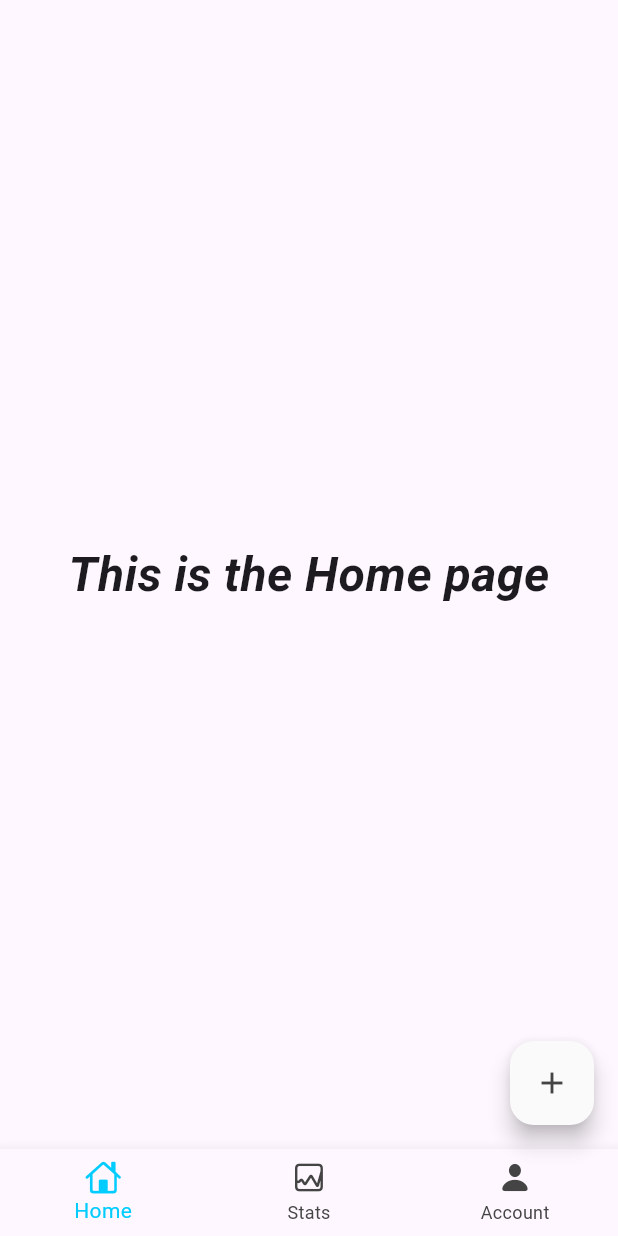
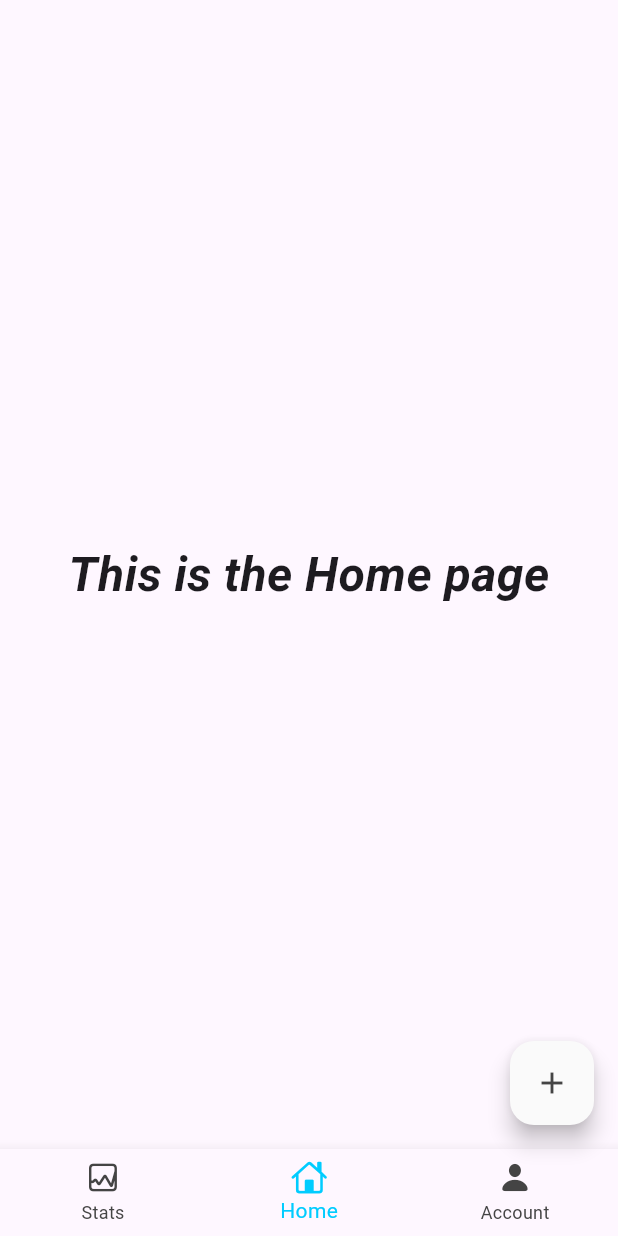
Before and after one commit to CSCI4100U/mobile-group-project-2023-mobile-devices, a Flutter app: the screen it shows after launch, on a phone screen of 412 x 824 dp. Run offline on Flutter 3.47's test engine with Material 2 defaults, Android fonts, the phone set to English and light mode, and no system bars; our stand-ins replace cloud_firestore, firebase_core, loading_animation_widget, sqflite; accounts and stored records are empty; Roboto replaces fonts that are missing (Montserrat).

Commit message:
style changes + db work

```diff
--- a/elevar_fitness_tracker/lib/home_page/homepage.dart
+++ b/elevar_fitness_tracker/lib/home_page/homepage.dart
@@ -24,7 +24,7 @@ class HomePage extends StatefulWidget {
 
 class HomePageState extends State<HomePage> {
   AppStyles styles = AppStyles(); // initializing our styles object
-  int currentIndex = 0; // the currently selected page (default is home page)
+  int currentIndex = 1; // the currently selected page (default is home page)
   late Map pages;
   //ExerciseDBModel database = ExerciseDBModel();
 
@@ -38,7 +38,7 @@ class HomePageState extends State<HomePage> {
   }
 
   HomePageState() {
-    pages = {0:homeBody(), 1:statsBody(), 2:accountBody(refresh)}; // the mapping of our pages for the navbar
+    pages = {0:statsBody(), 1:homeBody(), 2:accountBody(refresh)}; // the mapping of our pages for the navbar
   }
 
   @override
@@ -48,15 +48,15 @@ class HomePageState extends State<HomePage> {
         currentIndex: currentIndex,
         items: [
           BottomNavigationBarItem(
+            icon: Icon(CupertinoIcons.graph_square, color: styles.getObjectColor()),
+            activeIcon: Icon(CupertinoIcons.graph_square, color: styles.getHighlightColor()),
+            label: "Stats"
+          ),
+
+          BottomNavigationBarItem(
             icon: Icon(CupertinoIcons.home, color: styles.getObjectColor(),),
             activeIcon: Icon(CupertinoIcons.home, color: styles.getHighlightColor(),),
             label: "Home",
-          ),
-
-          BottomNavigationBarItem(
-            icon: Icon(CupertinoIcons.graph_square, color: styles.getObjectColor()),
-            activeIcon: Icon(CupertinoIcons.graph_square, color: styles.getHighlightColor()),
-            label: "Stats"
           ),
 
           BottomNavigationBarItem(
@@ -75,7 +75,7 @@ class HomePageState extends State<HomePage> {
         },
       ),
 
-      floatingActionButton: currentIndex == 0? FloatingActionButton(
+      floatingActionButton: currentIndex == 1? FloatingActionButton(
         // later somehow change the icon to a dumbell or something similar
         onPressed: () {
           Navigator.push(
@@ -85,7 +85,7 @@ class HomePageState extends State<HomePage> {
         },
         backgroundColor: styles.getBackgroundColor(),
         focusColor: styles.getHighlightColor(),
-        tooltip: "Start a new workout",
+        tooltip: "Create a new workout",
         child: Icon(Icons.add, size: 24, color: styles.getObjectColor()),
         /*
         const ImageIcon(
--- a/elevar_fitness_tracker/lib/home_page/page_bodies/account_body.dart
+++ b/elevar_fitness_tracker/lib/home_page/page_bodies/account_body.dart
@@ -118,9 +118,10 @@ Widget accountBody(Function() notifyParent) {
   final lastNameController = TextEditingController();
 
   return Scaffold(
+    //backgroundColor: styles.getBackgroundColor(),
     appBar: AppBar(
-          title: Text("Account", style: styles.getHeadingStyle()),
-          backgroundColor: styles.getHighlightColor(),
+        title: Text("Account", style: styles.getHeadingStyle(Colors.white)),
+        backgroundColor: styles.getObjectColor(),
         actions: <Widget>[
           IconButton(
             icon: const Icon(CupertinoIcons.square_arrow_left),
@@ -132,8 +133,7 @@ Widget accountBody(Function() notifyParent) {
         child: Column(
           children: [
             Container(
-                decoration: BoxDecoration(
-                    color: styles.getBackgroundColor(),
+              decoration: const BoxDecoration(
                   borderRadius: const BorderRadius.all(Radius.circular(10))),
               child: Column(children: [
                 Row(children: [
--- a/elevar_fitness_tracker/lib/home_page/page_bodies/stats_body.dart
+++ b/elevar_fitness_tracker/lib/home_page/page_bodies/stats_body.dart
@@ -11,8 +11,8 @@ class statsBody extends StatelessWidget {
     return Scaffold(
       appBar: AppBar(
         title: Text("Your Statistics",
-            style: styles.getSubHeadingStyle(styles.getObjectColor())),
-        backgroundColor: styles.getBackgroundColor(),
+            style: styles.getHeadingStyle(Colors.white)),
+        backgroundColor: styles.getObjectColor(),
       ),
       body: FutureBuilder<List<Map<String, dynamic>>>(
         future: dbModel.getAllExercises(), // get all exercises
@@ -37,7 +37,7 @@ class statsBody extends StatelessWidget {
               },
             );
           } else {
-            return Center(child: Text('No exercises found'));
+            return const Center(child: Text('No exercise data found'));
           }
         },
       ),
--- a/elevar_fitness_tracker/lib/home_page/page_bodies/workout_page/exercise_item.dart
+++ b/elevar_fitness_tracker/lib/home_page/page_bodies/workout_page/exercise_item.dart
@@ -1,9 +1,10 @@
 class ExerciseItem {
-  ExerciseItem(this.name, this.muscle, this.isSelected);
+  ExerciseItem(this.name, this.muscle, this.isSelected, [this.reps, this.weight]);
   final String name;
   final String muscle;
   bool isSelected;
-
+  int? reps;
+  int? weight;
 }
 
 ExerciseItem fromMap(Map<String,dynamic> data) {
--- a/elevar_fitness_tracker/lib/home_page/page_bodies/workout_page/workout_body.dart
+++ b/elevar_fitness_tracker/lib/home_page/page_bodies/workout_page/workout_body.dart
@@ -31,8 +31,6 @@ class WorkoutPageState extends State<WorkoutPage> {
               selectedExercises = await Navigator.push(
                 context,
                 MaterialPageRoute(builder: (context) => const AddExercise()));
-
-              selectedExercises.forEach((element) {print(element.name);});
             },
             child: Text(
               'Add An Exercise',
--- a/elevar_fitness_tracker/lib/local_storage/exercises_db_model.dart
+++ b/elevar_fitness_tracker/lib/local_storage/exercises_db_model.dart
@@ -49,12 +49,11 @@ Future<void> insertDummyData() async {
   }
 }
 
-/*
 Future<void> deleteAllExercises() async {
   final db = await DBUtils.init();
   await db.delete('Exercises'); // delete all rows
 }
-*/
+
 
 class ExerciseDBModel {
   Future<int> insertExercise(Map<String, dynamic> exercise) async {
--- a/elevar_fitness_tracker/lib/main.dart
+++ b/elevar_fitness_tracker/lib/main.dart
@@ -1,9 +1,7 @@
 import 'package:flutter/material.dart';
 import 'package:elevar_fitness_tracker/home_page/homepage.dart';
 import 'package:elevar_fitness_tracker/loading_screen/loading_screen.dart'; // Import the loading screen
-import 'package:elevar_fitness_tracker/home_page/page_bodies/stats_body.dart';
 import 'package:elevar_fitness_tracker/local_storage/exercises_db_model.dart';
-
 import 'package:firebase_core/firebase_core.dart';
 import 'firebase_options.dart';
 
```
Also changed, not shown: elevar_fitness_tracker/lib/home_page/page_bodies/workout_page/add_exercise.dart (+4 -3 lines), elevar_fitness_tracker/lib/local_storage/exercises_db_utils.dart (+15 -0 lines), elevar_fitness_tracker/lib/local_storage/routine_db_model.dart (added, +7 -0 lines). Lines whose indentation alone changed are shown as unchanged.
